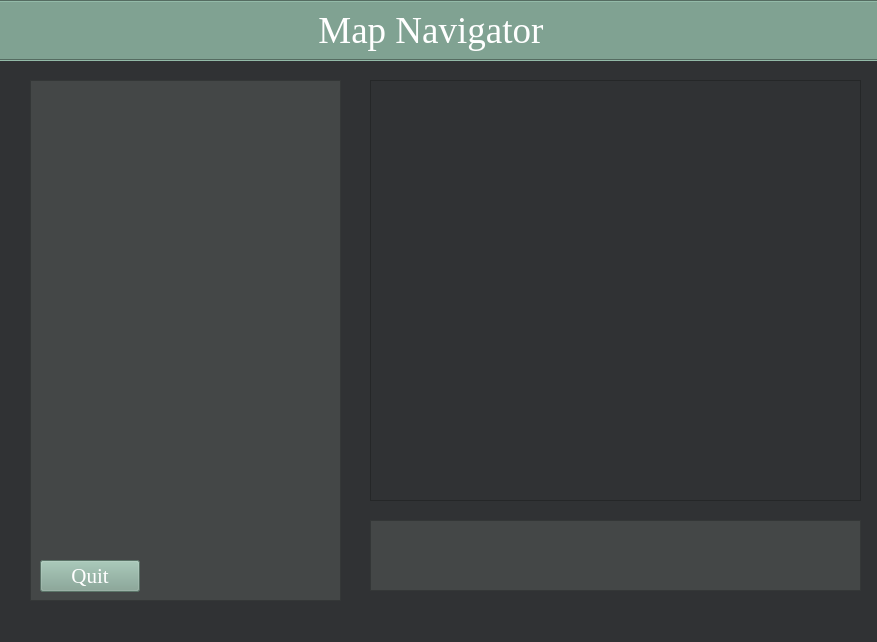
Qt form GUI/MapNavigator/mainwindow.ui (IOI-dot/Map-Navigator) before a commit.
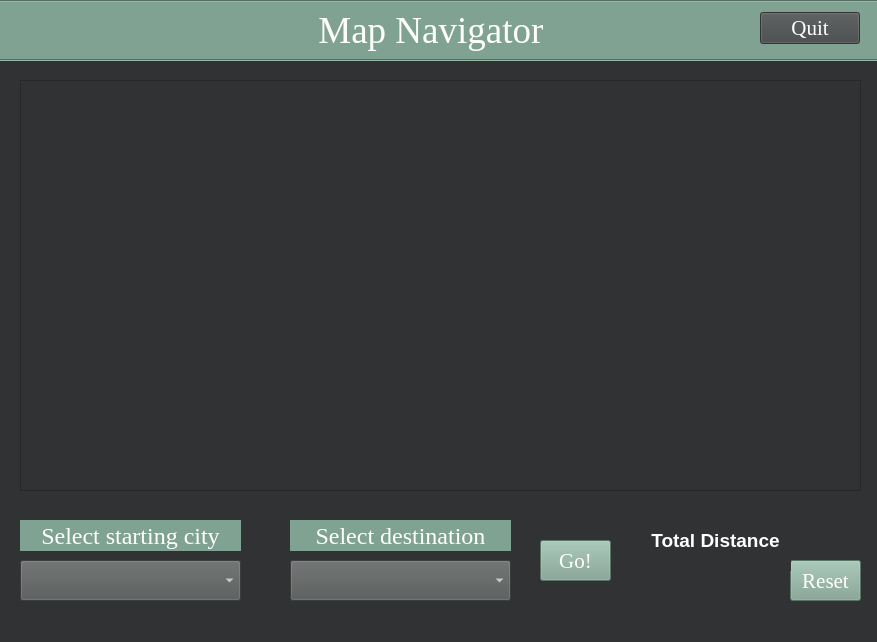
The same form after that commit.

Patch:
```diff
--- a/GUI/MapNavigator/mainwindow.ui
+++ b/GUI/MapNavigator/mainwindow.ui
@@ -20,10 +20,10 @@
    <widget class="QGraphicsView" name="graphicsView">
     <property name="geometry">
      <rect>
-      <x>370</x>
+      <x>20</x>
       <y>80</y>
-      <width>491</width>
-      <height>421</height>
+      <width>841</width>
+      <height>411</height>
      </rect>
     </property>
     <property name="lineWidth">
@@ -73,67 +73,181 @@
      <set>Qt::AlignCenter</set>
     </property>
    </widget>
-   <widget class="QFrame" name="frame">
+   <widget class="QComboBox" name="sourcebox">
     <property name="geometry">
      <rect>
-      <x>30</x>
-      <y>80</y>
-      <width>311</width>
-      <height>521</height>
+      <x>20</x>
+      <y>560</y>
+      <width>221</width>
+      <height>41</height>
      </rect>
     </property>
     <property name="styleSheet">
-     <string notr="true">background-color: rgb(68, 71, 71);</string>
+     <string notr="true">background-color: rgb(83, 86, 86);
+color: rgb(255, 255, 255);</string>
     </property>
-    <property name="frameShape">
-     <enum>QFrame::StyledPanel</enum>
+   </widget>
+   <widget class="QComboBox" name="sourcebox2">
+    <property name="geometry">
+     <rect>
+      <x>290</x>
+      <y>560</y>
+      <width>221</width>
+      <height>41</height>
+     </rect>
     </property>
-    <property name="frameShadow">
-     <enum>QFrame::Raised</enum>
+    <property name="styleSheet">
+     <string notr="true">background-color: rgb(83, 86, 86);
+color: rgb(255, 255, 255);</string>
     </property>
-    <widget class="QPushButton" name="quit">
-     <property name="geometry">
-      <rect>
-       <x>10</x>
-       <y>480</y>
-       <width>100</width>
-       <height>32</height>
-      </rect>
-     </property>
-     <property name="font">
-      <font>
-       <family>Georgia</family>
-       <pointsize>16</pointsize>
-      </font>
-     </property>
-     <property name="styleSheet">
-      <string notr="true">color: rgb(255, 255, 255);
+   </widget>
+   <widget class="QLabel" name="label_3">
+    <property name="geometry">
+     <rect>
+      <x>290</x>
+      <y>520</y>
+      <width>221</width>
+      <height>31</height>
+     </rect>
+    </property>
+    <property name="font">
+     <font>
+      <family>Georgia</family>
+      <pointsize>18</pointsize>
+     </font>
+    </property>
+    <property name="styleSheet">
+     <string notr="true">color: rgb(255, 255, 255);
 background-color: rgb(128, 162, 146);</string>
-     </property>
-     <property name="text">
-      <string>Quit</string>
-     </property>
-    </widget>
+    </property>
+    <property name="text">
+     <string>Select destination</string>
+    </property>
+    <property name="alignment">
+     <set>Qt::AlignCenter</set>
+    </property>
    </widget>
-   <widget class="QFrame" name="frame_2">
+   <widget class="QLabel" name="label_4">
     <property name="geometry">
      <rect>
-      <x>370</x>
+      <x>20</x>
       <y>520</y>
-      <width>491</width>
-      <height>71</height>
+      <width>221</width>
+      <height>31</height>
      </rect>
     </property>
+    <property name="font">
+     <font>
+      <family>Georgia</family>
+      <pointsize>18</pointsize>
+     </font>
+    </property>
     <property name="styleSheet">
-     <string notr="true">background-color: rgb(68, 71, 71);</string>
+     <string notr="true">color: rgb(255, 255, 255);
+background-color: rgb(128, 162, 146);</string>
     </property>
-    <property name="frameShape">
-     <enum>QFrame::StyledPanel</enum>
+    <property name="text">
+     <string>Select starting city</string>
     </property>
-    <property name="frameShadow">
-     <enum>QFrame::Raised</enum>
+    <property name="alignment">
+     <set>Qt::AlignCenter</set>
     </property>
    </widget>
+   <widget class="QPushButton" name="go">
+    <property name="geometry">
+     <rect>
+      <x>540</x>
+      <y>540</y>
+      <width>71</width>
+      <height>41</height>
+     </rect>
+    </property>
+    <property name="font">
+     <font>
+      <family>Georgia</family>
+      <pointsize>16</pointsize>
+     </font>
+    </property>
+    <property name="styleSheet">
+     <string notr="true">color: rgb(255, 255, 255);
+background-color: rgb(128, 162, 146);</string>
+    </property>
+    <property name="text">
+     <string>Go!</string>
+    </property>
+   </widget>
+   <widget class="QPushButton" name="reset">
+    <property name="geometry">
+     <rect>
+      <x>790</x>
+      <y>560</y>
+      <width>71</width>
+      <height>41</height>
+     </rect>
+    </property>
+    <property name="font">
+     <font>
+      <family>Georgia</family>
+      <pointsize>16</pointsize>
+     </font>
+    </property>
+    <property name="styleSheet">
+     <string notr="true">color: rgb(255, 255, 255);
+background-color: rgb(128, 162, 146);</string>
+    </property>
+    <property name="text">
+     <string>Reset</string>
+    </property>
+   </widget>
+   <widget class="QPushButton" name="quit">
+    <property name="geometry">
+     <rect>
+      <x>760</x>
+      <y>12</y>
+      <width>100</width>
+      <height>32</height>
+     </rect>
+    </property>
+    <property name="font">
+     <font>
+      <family>Georgia</family>
+      <pointsize>16</pointsize>
+     </font>
+    </property>
+    <property name="styleSheet">
+     <string notr="true">color: rgb(255, 255, 255);
+background-color: rgb(68, 71, 71);</string>
+    </property>
+    <property name="text">
+     <string>Quit</string>
+    </property>
+   </widget>
+   <widget class="QLabel" name="distance">
+    <property name="geometry">
+     <rect>
+      <x>640</x>
+      <y>510</y>
+      <width>151</width>
+      <height>61</height>
+     </rect>
+    </property>
+    <property name="styleSheet">
+     <string notr="true">color: rgb(255, 255, 255);</string>
+    </property>
+    <property name="text">
+     <string>&lt;html&gt;&lt;head/&gt;&lt;body&gt;&lt;p align=&quot;center&quot;&gt;&lt;span style=&quot; font-size:14pt; font-weight:700;&quot;&gt;Total Distance&lt;/span&gt;&lt;/p&gt;&lt;/body&gt;&lt;/html&gt;</string>
+    </property>
+   </widget>
+   <zorder>label_2</zorder>
+   <zorder>graphicsView</zorder>
+   <zorder>sourcebox</zorder>
+   <zorder>sourcebox2</zorder>
+   <zorder>label_3</zorder>
+   <zorder>label_4</zorder>
+   <zorder>go</zorder>
+   <zorder>reset</zorder>
+   <zorder>quit</zorder>
+   <zorder>distance</zorder>
   </widget>
   <widget class="QMenuBar" name="menubar">
    <property name="geometry">
```
